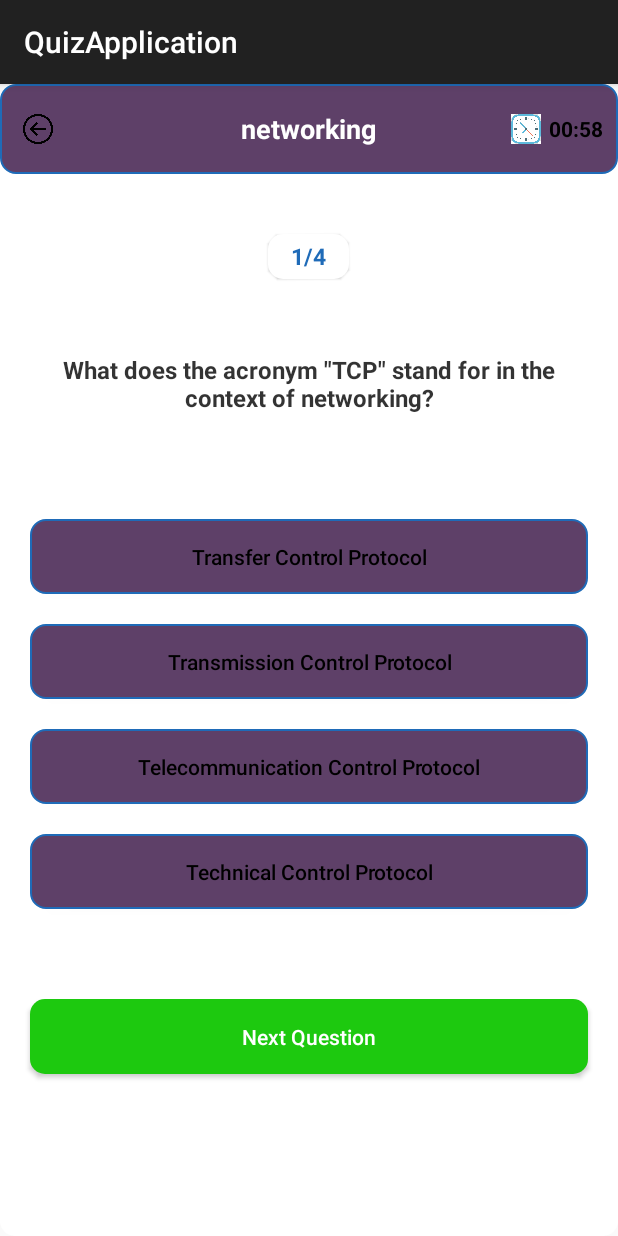
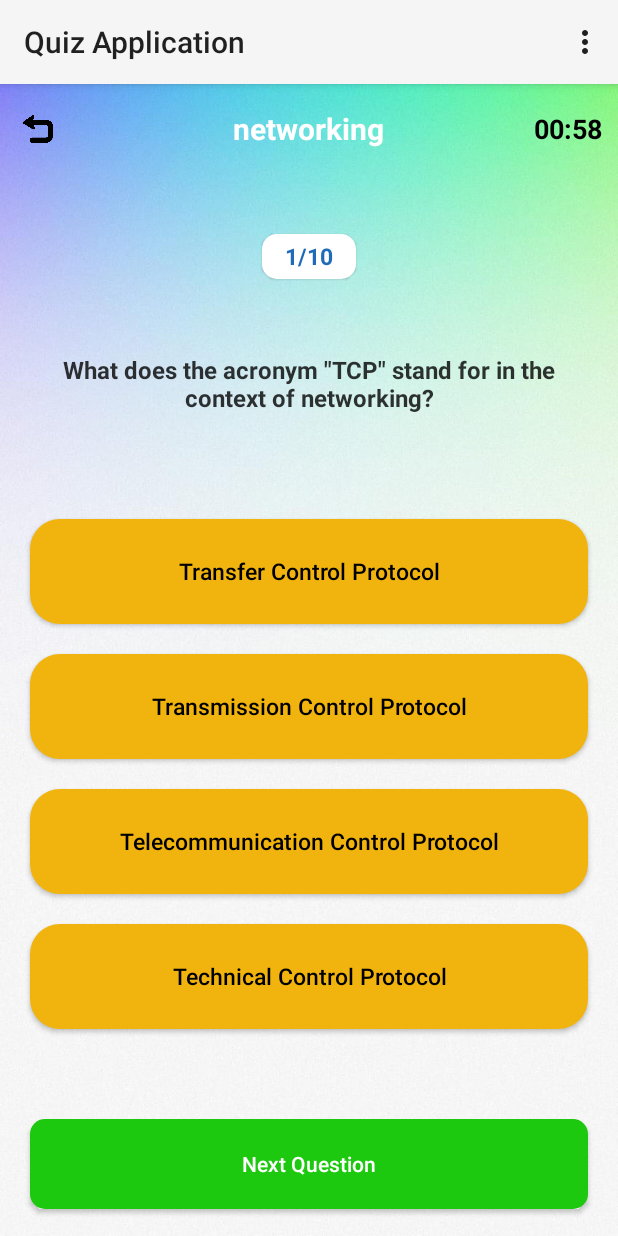
Before and after one commit to HadylTITRI/QuizApp, an Android app: the screen it shows after launch (QuizActivity), after a tap on "START QUIZ", on a phone screen of 412 x 824 dp. Run offline under Robolectric (Android 15) with nearby library versions, the phone set to English and light mode, and no system bars; 2 other taps on this screen came first.

Commit message:
Last commit

```diff
--- a/app/src/main/AndroidManifest.xml
+++ b/app/src/main/AndroidManifest.xml
@@ -8,10 +8,10 @@
         android:dataExtractionRules="@xml/data_extraction_rules"
         android:fullBackupContent="@xml/backup_rules"
         android:icon="@mipmap/ic_launcher"
-        android:label="@string/app_name"
+        android:label="Quiz Application"
+        android:theme="@style/Theme.AppCompat.Light"
         android:roundIcon="@mipmap/ic_launcher_round"
         android:supportsRtl="true"
-        android:theme="@style/AppTheme"
         tools:targetApi="31">
         <activity
             android:name=".QuizResults"
--- a/app/src/main/java/com/example/quizapplication/QuizActivity.java
+++ b/app/src/main/java/com/example/quizapplication/QuizActivity.java
@@ -2,12 +2,16 @@ package com.example.quizapplication;
 
 import androidx.appcompat.app.AppCompatActivity;
 import androidx.appcompat.widget.AppCompatButton;
+import androidx.appcompat.widget.Toolbar;
 
 import android.content.Intent;
 import android.database.Cursor;
 import android.database.sqlite.SQLiteDatabase;
 import android.graphics.Color;
 import android.os.Bundle;
+import android.view.Menu;
+import android.view.MenuInflater;
+import android.view.MenuItem;
 import android.view.View;
 import android.widget.ImageView;
 import android.widget.TextView;
@@ -42,6 +46,7 @@ public class QuizActivity extends AppCompatActivity {
 
         dbHelper = new QuizDbHelper(this);
 
+
         final String getSelectedTopicName = getIntent().getStringExtra("selectedTopic");
 
         final ImageView backBtn = findViewById(R.id.backbtn);
@@ -61,8 +66,8 @@ public class QuizActivity extends AppCompatActivity {
         selectedTopicName.setText(getSelectedTopicName);
 
         assert getSelectedTopicName != null;
-        //questionsLists = QustionsBank.getQuestions(getSelectedTopicName);
 
+        //1st topic questions
         dbHelper.addQuestion("Which programming language is known for its simplicity and readability, and uses indentation to define code blocks?", "Java",
                 "C++", "Python", "JavaScript", "Python", "", "programming");
         dbHelper.addQuestion("In object-oriented programming, what is encapsulation?", "The process of converting code into machine language",
@@ -74,7 +79,20 @@ public class QuizActivity extends AppCompatActivity {
         dbHelper.addQuestion("Which of the following programming languages is commonly used for building Android applications?", "Swift",
                 "Kotlin", "Java", "C++", "Java", "", "programming");
 
+        dbHelper.addQuestion("What does HTML stand for?", "Hyper Text Markup Language", "High Tech Multi Language", "Hyperlink and Text Markup Language", "Home Tool Markup Language", "Hyper Text Markup Language", "", "programming");
 
+        dbHelper.addQuestion("What is the output of the following code snippet in Python?\nprint(2+3*4)", "20", "14", "15", "24", "14", "", "programming");
+
+        dbHelper.addQuestion("Which of the following is a valid JavaScript variable name?", "my-variable", "2myVariable", "_myVariable", "my variable", "_myVariable", "", "programming");
+
+        dbHelper.addQuestion("What does CSS stand for?", "Computer Style Sheets", "Creative Style Sheets", "Cascading Style Sheets", "Colorful Style Sheets", "Cascading Style Sheets", "", "programming");
+
+        dbHelper.addQuestion("Which of the following is not a programming language?", "Python", "HTML", "Java", "C++", "HTML", "", "programming");
+
+        dbHelper.addQuestion("What is the result of the following expression in Java?\nint x = 5;\nint y = x++;", "x = 5, y = 6", "x = 6, y = 5", "x = 5, y = 5", "x = 6, y = 6", "x = 6, y = 5", "", "programming");
+
+
+        //2nd topic questions
         dbHelper.addQuestion("What is the result of 2^3 x 3^2 ?", "12",
                 "72", "216", "64", "216", "", "maths");
         dbHelper.addQuestion("What is the perimeter of a rectangle with length 8 units and width 5 units?", "10 units",
@@ -84,8 +102,20 @@ public class QuizActivity extends AppCompatActivity {
                 "60 square units", "", "maths");
         dbHelper.addQuestion("If 2x+3=11, what is the value of x ",
                 "2", "4", "5", "7", "4", "", "maths");
+        dbHelper.addQuestion("What is the value of π (pi) to two decimal places?", "3.14", "3.16", "3.12", "3.18", "3.14", "", "maths");
+
+        dbHelper.addQuestion("What is the square root of 144?", "10", "12", "14", "16", "12", "", "maths");
+
+        dbHelper.addQuestion("If a triangle has angles measuring 45°, 45°, and 90°, what type of triangle is it?", "Equilateral triangle", "Isosceles triangle", "Scalene triangle", "Right-angled triangle", "Right-angled triangle", "", "maths");
+
+        dbHelper.addQuestion("What is the value of sin(90°)?", "0", "1", "-1", "Undefined", "1", "", "maths");
+
+        dbHelper.addQuestion("What is the area of a circle with radius 5 units (rounded to the nearest whole number)?", "31 square units", "79 square units", "25 square units", "16 square units", "79 square units", "", "maths");
+
+        dbHelper.addQuestion("If a = 5 and b = 7, what is the value of a² + b²?", "24", "50", "74", "84", "74", "", "maths");
 
 
+        //3rd topic questions
         dbHelper.addQuestion("What is the primary goal of exploratory data analysis (EDA) in data science?", " Building predictive models",
                 "Summarizing and visualizing data", "Cleaning and preprocessing data", "Evaluating model performance", "Summarizing and visualizing data", "", "data");
         dbHelper.addQuestion("Which of the following algorithms is commonly used for clustering in unsupervised machine learning?", "Decision Trees",
@@ -96,7 +126,19 @@ public class QuizActivity extends AppCompatActivity {
                 "The model memorizes the training data instead of learning the underlying patterns", "", "data");
         dbHelper.addQuestion("What is the purpose of the term \"feature scaling\" in machine learning?", "Selecting the most important features for model training",
                 "Transforming categorical features into numerical representations", "Scaling the target variable for regression models", " Ensuring that all input features have the same scale or distribution", " Ensuring that all input features have the same scale or distribution", "", "data");
+        dbHelper.addQuestion("What is data normalization in the context of data science?", "A process to put data in a standardized form", "Removing outliers from the data", "Converting data into a machine-readable format", "Applying mathematical models to the data", "A process to put data in a standardized form", "", "data");
 
+        dbHelper.addQuestion("What is the primary purpose of Exploratory Data Analysis (EDA)?", "Identifying patterns and relationships in the data", "Validating the results of a predictive model", "Creating appealing visualizations of the data", "Preparing the data for model training", "Identifying patterns and relationships in the data", "", "data");
+
+        dbHelper.addQuestion("Which technique is used to reduce the dimensionality of data while retaining as much information as possible?", "Linear regression", "Discriminant analysis", "Principal Component Analysis (PCA)", "Neural networks", "Principal Component Analysis (PCA)", "", "data");
+
+        dbHelper.addQuestion("What type of problem is logistic regression primarily used to solve?", "Predicting continuous values", "Binary classification", "Clustering of data", "Predicting time series", "Binary classification", "", "data");
+
+        dbHelper.addQuestion("What is the first step in the data preprocessing process in machine learning?", "Data collection", "Data cleaning", "Data exploration", "Feature engineering", "Data collection", "", "data");
+
+        dbHelper.addQuestion("Which method is used to evaluate the performance of a machine learning model on unseen data?", "Training and testing split", "Cross-validation", "Confusion matrix analysis", "Feature scaling", "Cross-validation", "", "data");
+
+        //4th topic questions
         dbHelper.addQuestion("What does the acronym \"TCP\" stand for in the context of networking?", "Transfer Control Protocol",
                 "Transmission Control Protocol", "Telecommunication Control Protocol", "Technical Control Protocol", "Transmission Control Protocol", "", "networking");
         dbHelper.addQuestion("In the OSI model, which layer is responsible for logical addressing and routing?", "Data Link Layer",
@@ -106,20 +148,30 @@ public class QuizActivity extends AppCompatActivity {
                 "Assigning a unique identifier to each device on the network", "Encrypting data during transmission" , "Determining the physical location of a device", "Identifying the network portion of an IP address", "", "networking");
         dbHelper.addQuestion("Which protocol is commonly used for secure communication over the Internet, providing encryption and authentication?", "HTTP",
                 "FTP", "SSL/TLS", "UDP", "SSL/TLS", "", "networking");
+        dbHelper.addQuestion("What is TCP/IP?", "Transmission Control Protocol/Internet Protocol", "Technical Control Protocol/Internet Protocol", "Transfer Control Protocol/Internet Program", "Transfer Control Program/Internet Protocol", "Transmission Control Protocol/Internet Protocol", "", "networking");
+
+        dbHelper.addQuestion("What is the default port for HTTP?", "80", "443", "22", "21", "80", "", "networking");
+
+        dbHelper.addQuestion("Which IP address is reserved for loopback?", "127.0.0.1", "192.168.1.1", "10.0.0.1", "172.16.0.1", "127.0.0.1", "", "networking");
+
+        dbHelper.addQuestion("Which protocol is used for sending emails?", "SMTP", "FTP", "HTTP", "DHCP", "SMTP", "", "networking");
+
+        dbHelper.addQuestion("What does DNS stand for in computing?", "Domain Name System", "Digital Network Service", "Data Name Server", "Distributed Network System", "Domain Name System", "", "networking");
+
+        dbHelper.addQuestion("Which device is used to connect two networks of different sizes?", "Router", "Switch", "Hub", "Modem", "Router", "", "networking");
+
 
         questionsLists = dbHelper.getQuestions(getSelectedTopicName);
 
         startTimer(timer);
 
-        questions.setText((currentQuestionsPosition + 1) + "/" + questionsLists.size());
+        questions.setText((currentQuestionsPosition + 1) + "/" + 10);
+        question.setText(questionsLists.get(0).getQuestion());
+        option1.setText(questionsLists.get(0).getOption1());
+        option2.setText(questionsLists.get(0).getOption2());
+        option3.setText(questionsLists.get(0).getOption3());
+        option4.setText(questionsLists.get(0).getOption4());
 
-        if (!questionsLists.isEmpty()) {
-            question.setText(questionsLists.get(0).getQuestion());
-            option1.setText(questionsLists.get(0).getOption1());
-            option2.setText(questionsLists.get(0).getOption2());
-            option3.setText(questionsLists.get(0).getOption3());
-            option4.setText(questionsLists.get(0).getOption4());
-        }
 
         option1.setOnClickListener(new View.OnClickListener() {
             @Override
@@ -209,25 +261,25 @@ public class QuizActivity extends AppCompatActivity {
 
         currentQuestionsPosition++;
 
-        if ((currentQuestionsPosition + 1) == questionsLists.size()) {
+        if ((currentQuestionsPosition + 1) == 10) {
             nextBtn.setText("Submit Quiz");
         }
-        if (currentQuestionsPosition < questionsLists.size()) {
+        if (currentQuestionsPosition < 10) {
             selectedOptionByUser = "";
 
-            option1.setBackgroundResource(R.drawable.round_back_white_stroke2_10);
+            option1.setBackgroundResource(R.drawable.round_back_orange20);
             option1.setTextColor(Color.parseColor("#000000"));
 
-            option2.setBackgroundResource(R.drawable.round_back_white_stroke2_10);
+            option2.setBackgroundResource(R.drawable.round_back_orange20);
             option2.setTextColor(Color.parseColor("#000000"));
 
-            option3.setBackgroundResource(R.drawable.round_back_white_stroke2_10);
+            option3.setBackgroundResource(R.drawable.round_back_orange20);
             option3.setTextColor(Color.parseColor("#000000"));
 
-            option4.setBackgroundResource(R.drawable.round_back_white_stroke2_10);
+            option4.setBackgroundResource(R.drawable.round_back_orange20);
             option4.setTextColor(Color.parseColor("#000000"));
 
-            questions.setText((currentQuestionsPosition + 1) + "/" + questionsLists.size());
+            questions.setText((currentQuestionsPosition + 1) + "/" + 10);
 
             question.setText(questionsLists.get(currentQuestionsPosition).getQuestion());
             option1.setText(questionsLists.get(currentQuestionsPosition).getOption1());
@@ -297,7 +349,7 @@ public class QuizActivity extends AppCompatActivity {
     private int getCorrectAnswers() {
 
         int correctAnswer = 0;
-        for (int i = 0; i < questionsLists.size(); i++) {
+        for (int i = 0; i < 10; i++) {
             final String getUserSelectedAnswer = questionsLists.get(i).getUserSelectedAnswer();
             final String getAnswer = questionsLists.get(i).getAnswer();
 
@@ -311,7 +363,7 @@ public class QuizActivity extends AppCompatActivity {
     private int getIncorrectAnswers() {
 
         int incorrectAnswer = 0;
-        for (int i = 0; i < questionsLists.size(); i++) {
+        for (int i = 0; i < 10; i++) {
             final String getUserSelectedAnswer = questionsLists.get(i).getUserSelectedAnswer();
             final String getAnswer = questionsLists.get(i).getAnswer();
 
@@ -354,4 +406,24 @@ public class QuizActivity extends AppCompatActivity {
             option4.setTextColor(Color.WHITE);
         }
     }
+
+    @Override
+    public boolean onCreateOptionsMenu(Menu menu) {
+        MenuInflater inflater = getMenuInflater();
+        inflater.inflate(R.menu.menu_main, menu);
+        return true;
+    }
+
+    @Override
+    public boolean onOptionsItemSelected(MenuItem item) {
+        int id = item.getItemId();
+
+        if (id == R.id.action_settings) {
+            // Gérer l'action correspondant à l'élément de menu "Paramètres"
+            return true;
+        }
+        // Ajoutez d'autres cas pour gérer les autres éléments de menu si nécessaire
+
+        return super.onOptionsItemSelected(item);
+    }
 }
--- a/app/src/main/java/com/example/quizapplication/QuizDbHelper.java
+++ b/app/src/main/java/com/example/quizapplication/QuizDbHelper.java
@@ -25,11 +25,10 @@ public class QuizDbHelper extends SQLiteOpenHelper {
     @Override
     public void onCreate(SQLiteDatabase db) {
         dbase = db;
-        String query = "Create Table Questions (question TEXT ,option1 TEXT,option2 TEXT,"
+        String query = "CREATE TABLE IF NOT EXISTS Questions (question TEXT ,option1 TEXT,option2 TEXT,"
                 +"option3 TEXT, option4 TEXT,answer TEXT,userSelectedAnswer TEXT,topic TEXT)";
 
         dbase.execSQL(query);
-
     }
 
     @Override
@@ -61,14 +60,10 @@ public class QuizDbHelper extends SQLiteOpenHelper {
         List<QuestionsList> questionsList = new ArrayList<>();
         dbase = this.getReadableDatabase();
 
-        //Cursor cursor = dbase.rawQuery("SELECT * FROM questions WHERE topic = "+topic.trim()+"",null);
-
-        //Cursor cursor = dbase.rawQuery("SELECT * FROM Questions WHERE topic = ?", new String[]{topic});
-
         Cursor cursor = dbase.query("questions", new String[]{"question", "option1", "option2", "option3", "option4", "answer", "userSelectedAnswer", "topic"},
                 "topic=?", new String[]{topic}, null, null, null);
 
-        if (cursor != null && cursor.moveToFirst()) {
+        if (cursor.moveToFirst()) {
             do {
                 // Lisez les données de la ligne du curseur et ajoutez-les à la liste
                 QuestionsList question = new QuestionsList();
@@ -83,6 +78,7 @@ public class QuizDbHelper extends SQLiteOpenHelper {
 
                 questionsList.add(question);
             } while (cursor.moveToNext());
+            cursor.close();
         }
         if(cursor != null){
             cursor.close();
--- a/app/src/main/java/com/example/quizapplication/QuizResults.java
+++ b/app/src/main/java/com/example/quizapplication/QuizResults.java
@@ -18,11 +18,11 @@ public class QuizResults extends AppCompatActivity {
         final TextView correctAnswer = findViewById(R.id.correctAnswers);
         final TextView incorretAnswers = findViewById(R.id.incorrectAnswers);
 
-        final int getCorrectAnswers = getIntent().getIntExtra("correct", 0);
+        final int getCorrectAnswers = getIntent().getIntExtra("Correct", 0);
         final int getIncorrectAnswers = getIntent().getIntExtra("incorrect", 0);
 
-        correctAnswer.setText(String.valueOf(getCorrectAnswers));
-        incorretAnswers.setText(String.valueOf(getIncorrectAnswers));
+        correctAnswer.setText("Correct answers : "+String.valueOf(getCorrectAnswers));
+        incorretAnswers.setText("Incorrect answers : "+String.valueOf(getIncorrectAnswers));
 
         startNewBtn.setOnClickListener(new View.OnClickListener() {
 
--- a/app/src/main/res/layout/activity_quiz.xml
+++ b/app/src/main/res/layout/activity_quiz.xml
@@ -5,13 +5,12 @@
     android:layout_width="match_parent"
     android:layout_height="match_parent"
     android:orientation="vertical"
-    android:background="@drawable/round_back_white20"
+    android:background="@drawable/background_color_main"
     tools:context=".QuizActivity">
 
     <RelativeLayout
         android:layout_width="match_parent"
-        android:layout_height="60dp"
-        android:background="@drawable/round_back_white_stroke2_10">
+        android:layout_height="60dp">
 
         <ImageView
             android:id="@+id/backbtn"
@@ -19,7 +18,7 @@
             android:layout_height="20dp"
             android:layout_centerVertical="true"
             android:layout_marginStart="15dp"
-            android:src="@drawable/back_btn"/>
+            android:src="@drawable/back_btn" />
 
         <TextView
             android:id="@+id/topicName"
@@ -28,7 +27,7 @@
             android:layout_centerInParent="true"
             android:text="Selected Topic Name"
             android:textColor="#FFFFFF"
-            android:textSize="18dp"
+            android:textSize="20dp"
             android:textStyle="bold" />
 
         <LinearLayout
@@ -40,19 +39,13 @@
             android:gravity="center"
             android:orientation="horizontal">
 
-            <ImageView
-                android:layout_width="20dp"
-                android:layout_height="20dp"
-                android:layout_marginStart="15dp"
-                android:src="@drawable/timer_icon"
-               />
-
             <TextView
                 android:id="@+id/timer"
                 android:layout_width="wrap_content"
                 android:layout_height="wrap_content"
                 android:layout_marginStart="5dp"
                 android:text="01:00"
+                android:textSize="18sp"
                 android:textColor="#000000"
                 android:textStyle="bold"/>
         </LinearLayout>
@@ -70,7 +63,7 @@
         android:gravity="center"
         android:paddingStart="15dp"
         android:paddingEnd="15dp"
-        android:text="1/4"
+        android:text="1/10"
         android:textStyle="bold"
         android:textSize="15dp"
         android:textColor="#1F6BB8"/>
@@ -95,56 +88,63 @@
     <androidx.appcompat.widget.AppCompatButton
         android:id="@+id/option1"
         android:layout_width="match_parent"
-        android:layout_height="50dp"
+        android:layout_height="70dp"
         android:layout_marginStart="20dp"
         android:layout_marginTop="40dp"
         android:text="Option 1"
         android:textColor="#000000"
-        android:background="@drawable/round_back_white_stroke2_10"
+        android:background="@drawable/round_back_orange20"
         android:layout_marginEnd="20dp"
         android:textAllCaps="false"
+        android:textSize="15sp"
        />
 
     <androidx.appcompat.widget.AppCompatButton
         android:id="@+id/option2"
         android:layout_width="match_parent"
-        android:layout_height="50dp"
+        android:layout_height="70dp"
         android:layout_marginStart="20dp"
         android:layout_marginTop="20dp"
         android:text="Option 2"
-        android:background="@drawable/round_back_white_stroke2_10"
+        android:background="@drawable/round_back_orange20"
         android:layout_marginEnd="20dp"
         android:textAllCaps="false"
-        android:textColor="#000000"/>
+        android:textColor="#000000"
+        android:textSize="15sp"
+        />
 
     <androidx.appcompat.widget.AppCompatButton
         android:id="@+id/option3"
         android:layout_width="match_parent"
-        android:layout_height="50dp"
+        android:layout_height="70dp"
         android:layout_marginStart="20dp"
         android:layout_marginTop="20dp"
         android:text="Option 3"
-        android:background="@drawable/round_back_white_stroke2_10"
+        android:background="@drawable/round_back_orange20"
         android:layout_marginEnd="20dp"
         android:textAllCaps="false"
-        android:textColor="#000000"/>
+        android:textColor="#000000"
+        android:textSize="15sp"
+        />
 
     <androidx.appcompat.widget.AppCompatButton
         android:id="@+id/option4"
         android:layout_width="match_parent"
-        android:layout_height="50dp"
+        android:layout_height="70dp"
         android:layout_marginStart="20dp"
         android:layout_marginTop="20dp"
         android:text="Option 4"
-        android:background="@drawable/round_back_white_stroke2_10"
+        android:background="@drawable/round_back_orange20"
         android:layout_marginEnd="20dp"
         android:textAllCaps="false"
-        android:textColor="#000000"/>
+        android:textColor="#000000"
+        android:textSize="15sp"
+        />
 
     <androidx.appcompat.widget.AppCompatButton
         android:id="@+id/nextBtn"
         android:layout_width="match_parent"
-        android:layout_height="50dp"
+        android:layout_height="60dp"
         android:layout_marginStart="20dp"
         android:layout_marginTop="60dp"
         android:text="Next Question"
--- /dev/null
+++ b/app/src/main/res/menu/menu_main.xml
@@ -0,0 +1,7 @@
+<menu xmlns:android="http://schemas.android.com/apk/res/android"
+    xmlns:app="http://schemas.android.com/apk/res-auto">
+    <item
+        android:id="@+id/action_settings"
+        android:title="Paramètres"
+        app:showAsAction="never" />
+</menu>
```
Also changed, not shown: app/src/main/res/layout/activity_main.xml (+3 -4 lines), app/src/main/res/layout/activity_quiz_results.xml (+7 -4 lines), app/src/main/res/drawable/android_icon.png (deleted), app/src/main/res/drawable/back_btn.png, app/src/main/res/drawable/background.jpg (deleted), app/src/main/res/drawable/background_color.jpg (deleted), app/src/main/res/drawable/background_color_main.jpg (added), app/src/main/res/drawable/congratulations_icon.png (deleted), app/src/main/res/drawable/html_icon.png (deleted), app/src/main/res/drawable/php_icon.jpg (deleted), app/src/main/res/drawable/results.png (added), app/src/main/res/drawable/results_background.jpg (added), app/src/main/res/drawable/timer_icon.jpg (deleted).
